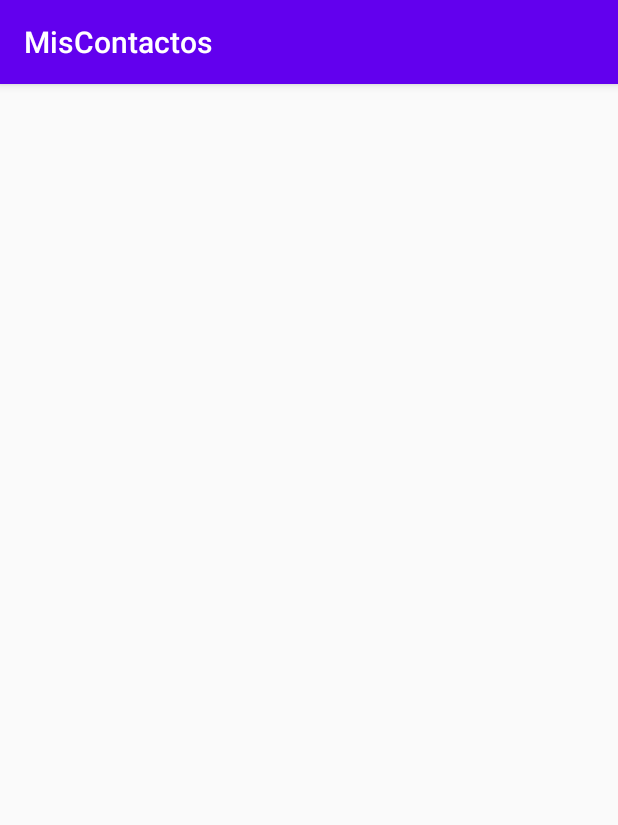
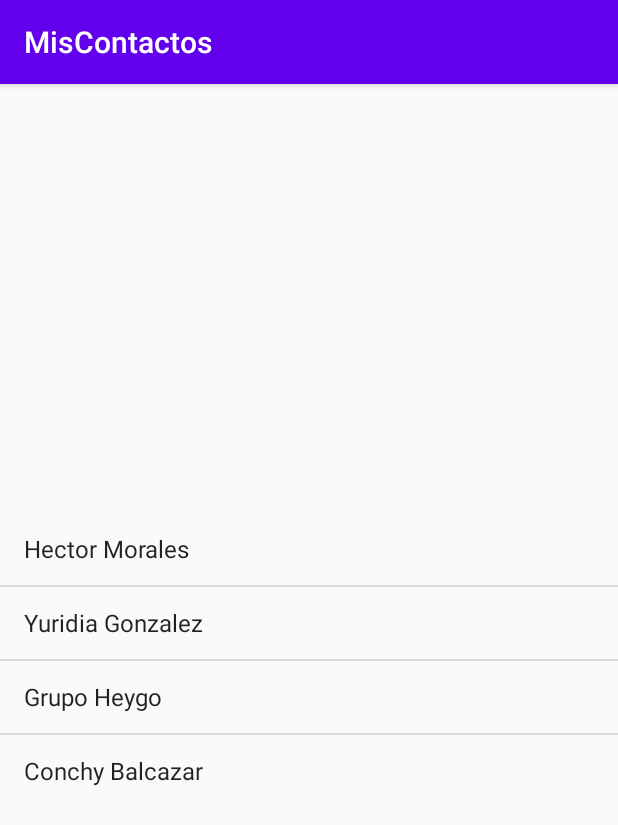
Before and after one commit to himo123/MisContactos, an Android app: the screen it shows after launch (MainActivity), on a phone screen of 412 x 824 dp. Shown: the top 825 px of the screen. Run offline under Robolectric (Android 15) with nearby library versions, the phone set to English and light mode, and no system bars.

Commit message:
Commit despues de borrar todo el codigo del RecyclerView porque no funcionó

```diff
--- a/app/build.gradle
+++ b/app/build.gradle
@@ -26,8 +26,6 @@ dependencies {
     implementation fileTree(dir: "libs", include: ["*.jar"])
     implementation 'androidx.appcompat:appcompat:1.1.0'
     implementation 'androidx.constraintlayout:constraintlayout:1.1.3'
-    implementation 'androidx.cardview:cardview:1.0.0'
-    implementation 'androidx.recyclerview:recyclerview:1.1.0'
     testImplementation 'junit:junit:4.12'
     androidTestImplementation 'androidx.test.ext:junit:1.1.1'
     androidTestImplementation 'androidx.test.espresso:espresso-core:3.2.0'
--- a/app/src/main/java/com/himo/miscontactos/Contacto.java
+++ b/app/src/main/java/com/himo/miscontactos/Contacto.java
@@ -4,10 +4,8 @@ public class Contacto {
     private String nombre;
     private String telefono;
     private String email;
-    private int foto;
 
-    public Contacto(int foto, String nombre, String telefono, String email) {
-        this.foto = foto;
+    public Contacto(String nombre, String telefono, String email) {
         this.nombre = nombre;
         this.telefono = telefono;
         this.email = email;
@@ -29,13 +27,11 @@ public class Contacto {
         this.telefono = telefono;
     }
 
-    public String getEmail() { return email; }
+    public String getEmail() {
+        return email;
+    }
 
     public void setEmail(String email) {
         this.email = email;
     }
-
-    public int getFoto() { return foto; }
-
-    public void setFoto(int foto) { this.foto = foto; }
 }
--- a/app/src/main/java/com/himo/miscontactos/MainActivity.java
+++ b/app/src/main/java/com/himo/miscontactos/MainActivity.java
@@ -22,18 +22,17 @@ public class MainActivity extends AppCompatActivity {
 
         contactos = new ArrayList<Contacto>();
 
-        contactos.add(new Contacto(R.drawable.himo,"Hector Morales", "9931-65-19-81", "himo123@hotmail.com"));
-        contactos.add(new Contacto(R.drawable.yuyi, "Yuridia Gonzalez", "9931-47-55-40", "yurimouse@hotmail.com"));
-        contactos.add(new Contacto(R.drawable.heygo,"Grupo Heygo", "9931-40-65-09", "grupo_heygo@hotmail.com"));
-        contactos.add(new Contacto(R.drawable.conchy,"Conchy Balcazar", "9933-51-13-26", "siluet_black@hotmail.com"));
+        contactos.add(new Contacto("Hector Morales", "9931-65-19-81", "himo123@hotmail.com"));
+        contactos.add(new Contacto("Yuridia Gonzalez", "9931-47-55-40", "yurimouse@hotmail.com"));
+        contactos.add(new Contacto("Grupo Heygo", "9931-40-65-09", "grupo_heygo@hotmail.com"));
+        contactos.add(new Contacto("Conchy Balcazar", "9933-51-13-26", "siluet_black@hotmail.com"));
 
         ArrayList<String> nombresContactos = new ArrayList<String>();
         for (Contacto contacto: contactos) {
             nombresContactos.add(contacto.getNombre());
         }
 
-        /*
-        ListView lstListaContactos = (ListView) findViewById(R.id.lstListaContactos);
+        ListView lstListaContactos = findViewById(R.id.lstListaContactos);
         lstListaContactos.setAdapter(new ArrayAdapter<String>(this, android.R.layout.simple_list_item_1, nombresContactos));
         lstListaContactos.setOnItemClickListener(new AdapterView.OnItemClickListener() {
             @Override
@@ -45,7 +44,7 @@ public class MainActivity extends AppCompatActivity {
                 startActivity(intento);
                 finish();
             }
-        }); */
+        });
 
     }
 }
--- a/app/src/main/res/layout/activity_main.xml
+++ b/app/src/main/res/layout/activity_main.xml
@@ -6,7 +6,7 @@
     android:layout_height="match_parent"
     tools:context=".MainActivity">
 
-<!--    <ListView
+    <ListView
         android:id="@+id/lstListaContactos"
         android:layout_width="match_parent"
         android:layout_height="wrap_content"
@@ -15,11 +15,5 @@
         app:layout_constraintRight_toRightOf="parent"
         app:layout_constraintTop_toTopOf="parent">
 
-    </ListView> -->
-
-    <androidx.recyclerview.widget.RecyclerView
-        android:id="@+id/rvContactos"
-        android:layout_width="match_parent"
-        android:layout_height="match_parent"/>
-
+    </ListView>
 </androidx.constraintlayout.widget.ConstraintLayout>
--- a/build.gradle
+++ b/build.gradle
@@ -5,7 +5,7 @@ buildscript {
         jcenter()
     }
     dependencies {
-        classpath 'com.android.tools.build:gradle:4.0.1'
+        classpath "com.android.tools.build:gradle:4.0.0"
 
         // NOTE: Do not place your application dependencies here; they belong
         // in the individual module build.gradle files
```
Also changed, not shown: app/src/main/java/com/himo/miscontactos/ContactoAdaptador.java (deleted, +0 -27 lines), app/src/main/res/layout/cardview_contacto.xml (deleted, +0 -43 lines), app/src/main/res/values-large/dimens.xml (+3 -9 lines).
